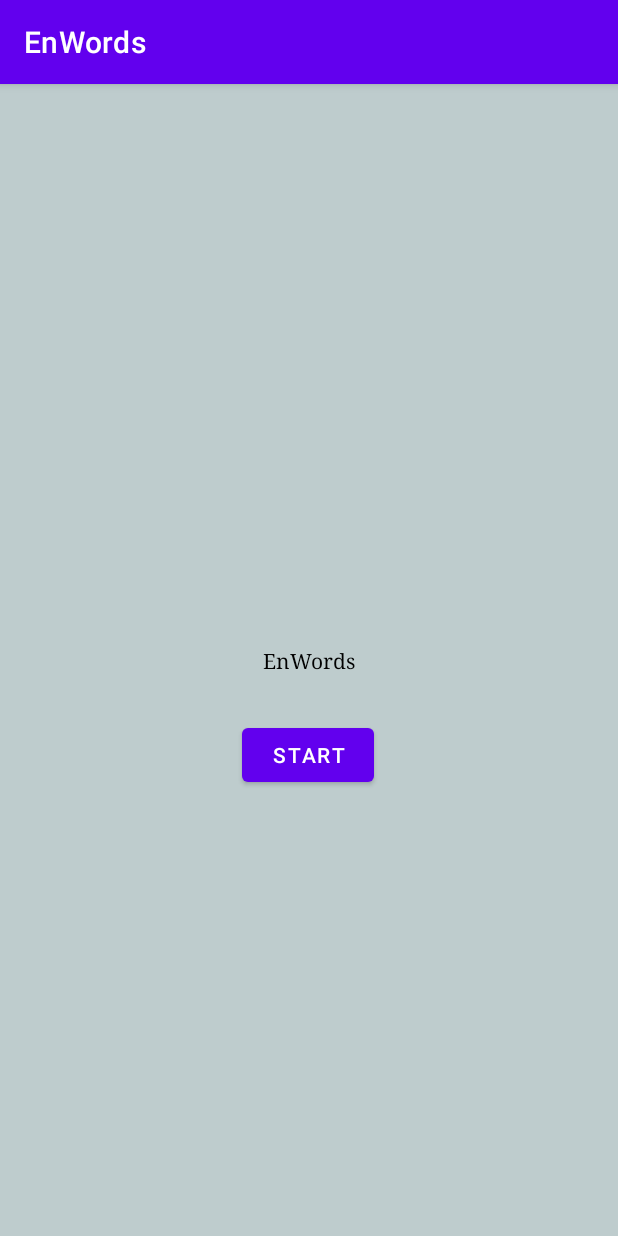
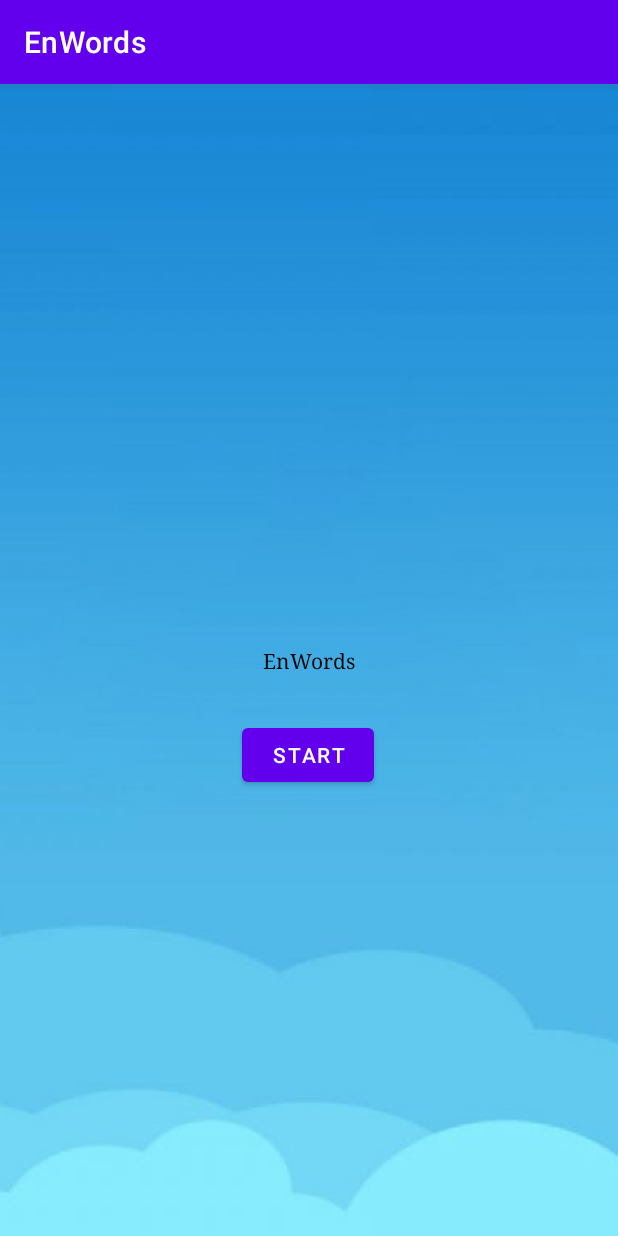
Before and after one commit to Mirogor/EnWords, an Android app: the screen it shows after launch (MainActivity), on a phone screen of 412 x 824 dp. Run offline under Robolectric (Android 15) with nearby library versions, the phone set to English and light mode, and no system bars.

Commit message:
Добавлен фон ко всем активити

```diff
--- a/app/src/main/res/layout/activity_main.xml
+++ b/app/src/main/res/layout/activity_main.xml
@@ -4,17 +4,17 @@
     xmlns:tools="http://schemas.android.com/tools"
     android:layout_width="match_parent"
     android:layout_height="match_parent"
-    android:background="#BECCCD"
+    android:background="@drawable/background_pattern"
     tools:context=".MainActivity"
     tools:ignore="ExtraText">
 
     <TextView
-        android:textColor="@color/black"
         android:id="@+id/text_logo"
         android:layout_width="wrap_content"
         android:layout_height="wrap_content"
         android:fontFamily="serif"
         android:text="@string/enwords"
+        android:textColor="@color/black"
         app:layout_constraintBottom_toBottomOf="parent"
         app:layout_constraintLeft_toLeftOf="parent"
         app:layout_constraintRight_toRightOf="parent"
@@ -24,6 +24,7 @@
         android:id="@+id/start"
         android:layout_width="wrap_content"
         android:layout_height="wrap_content"
+        android:onClick="onButtonClickStart"
         android:text="@string/start"
         app:layout_constraintBottom_toBottomOf="parent"
         app:layout_constraintEnd_toEndOf="parent"
@@ -31,7 +32,6 @@
         app:layout_constraintStart_toStartOf="parent"
         app:layout_constraintTop_toTopOf="parent"
         app:layout_constraintVertical_bias="0.588"
-        android:onClick="onButtonClickStart"
         tools:ignore="OnClick,UsingOnClickInXml" />
 
     ;
--- a/app/src/main/res/layout/activity_main2.xml
+++ b/app/src/main/res/layout/activity_main2.xml
@@ -4,6 +4,7 @@
     xmlns:tools="http://schemas.android.com/tools"
     android:layout_width="match_parent"
     android:layout_height="match_parent"
+    android:background="@drawable/background_pattern"
     tools:context=".MainActivity2">
 
     <Button
--- a/app/src/main/res/layout/activity_main3.xml
+++ b/app/src/main/res/layout/activity_main3.xml
@@ -4,6 +4,7 @@
     xmlns:tools="http://schemas.android.com/tools"
     android:layout_width="match_parent"
     android:layout_height="match_parent"
+    android:background="@drawable/background_pattern"
     tools:context=".MainActivity3">
 
     <Button
--- a/build.gradle
+++ b/build.gradle
@@ -5,7 +5,7 @@ buildscript {
         mavenCentral()
     }
     dependencies {
-        classpath "com.android.tools.build:gradle:7.0.3"
+        classpath 'com.android.tools.build:gradle:4.2.2'
 
         // NOTE: Do not place your application dependencies here; they belong
         // in the individual module build.gradle files
```
Also changed, not shown: app/src/main/res/drawable-xxhdpi/background_pattern.png (added).
